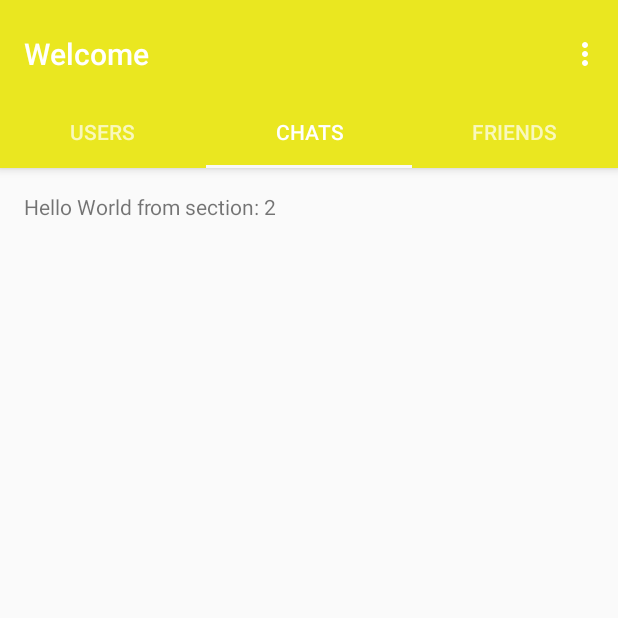
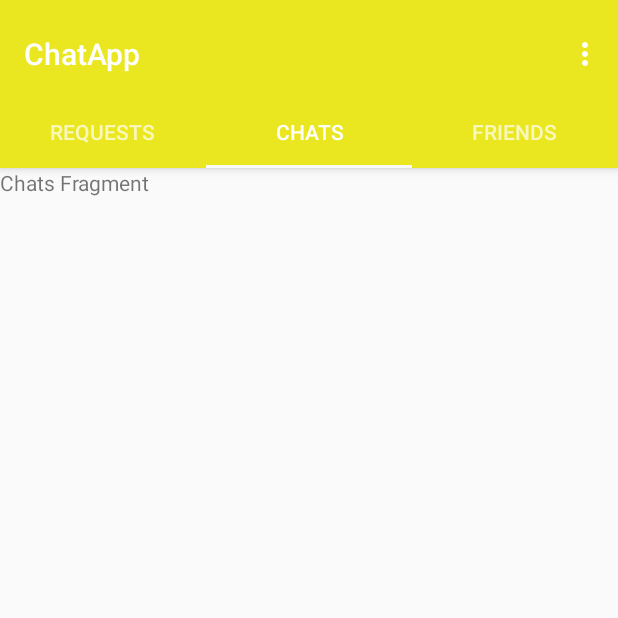
Before and after one commit to Jcarl11/JoeyChatApp, an Android app: the screen it shows after launch once a user with an empty profile is signed in (MainActivity), tab 2 chosen, on a phone screen of 412 x 824 dp, the top half of it. Run offline under Robolectric (Android 15) with nearby library versions, the phone set to English and light mode, and no system bars; our stand-ins replace Firebase (no records; nobody signed in at launch, a user with empty details on screens opened directly).

Commit message:
added 3 fragments

```diff
--- a/app/build.gradle
+++ b/app/build.gradle
@@ -24,6 +24,7 @@ dependencies {
     implementation 'com.android.support:design:26.1.0'
     implementation 'com.android.support.constraint:constraint-layout:1.1.2'
     implementation 'com.google.firebase:firebase-auth:11.0.4'
+    implementation 'com.android.support:support-v4:26.1.0'
     testImplementation 'junit:junit:4.12'
     compile 'com.android.support:support-annotations:27.1.1'
     androidTestImplementation 'com.android.support.test:runner:1.0.2'
@@ -31,4 +32,7 @@ dependencies {
 }
 
 
+
+
+
 apply plugin: 'com.google.gms.google-services'
--- /dev/null
+++ b/app/src/main/java/com/example/windows/joeychatapp/ChatsFragment.java
@@ -0,0 +1,29 @@
+package com.example.windows.joeychatapp;
+
+
+import android.os.Bundle;
+import android.support.v4.app.Fragment;
+import android.view.LayoutInflater;
+import android.view.View;
+import android.view.ViewGroup;
+
+
+/**
+ * A simple {@link Fragment} subclass.
+ */
+public class ChatsFragment extends Fragment {
+
+
+    public ChatsFragment() {
+        // Required empty public constructor
+    }
+
+
+    @Override
+    public View onCreateView(LayoutInflater inflater, ViewGroup container,
+                             Bundle savedInstanceState) {
+        // Inflate the layout for this fragment
+        return inflater.inflate(R.layout.fragment_chats, container, false);
+    }
+
+}
--- /dev/null
+++ b/app/src/main/java/com/example/windows/joeychatapp/FriendsFragment.java
@@ -0,0 +1,29 @@
+package com.example.windows.joeychatapp;
+
+
+import android.os.Bundle;
+import android.support.v4.app.Fragment;
+import android.view.LayoutInflater;
+import android.view.View;
+import android.view.ViewGroup;
+
+
+/**
+ * A simple {@link Fragment} subclass.
+ */
+public class FriendsFragment extends Fragment {
+
+
+    public FriendsFragment() {
+        // Required empty public constructor
+    }
+
+
+    @Override
+    public View onCreateView(LayoutInflater inflater, ViewGroup container,
+                             Bundle savedInstanceState) {
+        // Inflate the layout for this fragment
+        return inflater.inflate(R.layout.fragment_friends, container, false);
+    }
+
+}
--- a/app/src/main/java/com/example/windows/joeychatapp/MainActivity.java
+++ b/app/src/main/java/com/example/windows/joeychatapp/MainActivity.java
@@ -141,9 +141,20 @@ public class MainActivity extends AppCompatActivity {
 
         @Override
         public Fragment getItem(int position) {
-            // getItem is called to instantiate the fragment for the given page.
-            // Return a PlaceholderFragment (defined as a static inner class below).
-            return PlaceholderFragment.newInstance(position + 1);
+            switch(position)
+            {
+                case 0:
+                    RequestFragment requestFragment = new RequestFragment();
+                    return  requestFragment;
+                case 1:
+                    ChatsFragment chatsFragment = new ChatsFragment();
+                    return chatsFragment;
+                case 2:
+                    FriendsFragment friendsFragment = new FriendsFragment();
+                    return friendsFragment;
+                default:
+                    return  null;
+            }
         }
 
         @Override
--- /dev/null
+++ b/app/src/main/java/com/example/windows/joeychatapp/RequestFragment.java
@@ -0,0 +1,29 @@
+package com.example.windows.joeychatapp;
+
+
+import android.os.Bundle;
+import android.support.v4.app.Fragment;
+import android.view.LayoutInflater;
+import android.view.View;
+import android.view.ViewGroup;
+
+
+/**
+ * A simple {@link Fragment} subclass.
+ */
+public class RequestFragment extends Fragment {
+
+
+    public RequestFragment() {
+        // Required empty public constructor
+    }
+
+
+    @Override
+    public View onCreateView(LayoutInflater inflater, ViewGroup container,
+                             Bundle savedInstanceState) {
+        // Inflate the layout for this fragment
+        return inflater.inflate(R.layout.fragment_request, container, false);
+    }
+
+}
--- /dev/null
+++ b/app/src/main/res/layout/fragment_chats.xml
@@ -0,0 +1,13 @@
+<FrameLayout xmlns:android="http://schemas.android.com/apk/res/android"
+    xmlns:tools="http://schemas.android.com/tools"
+    android:layout_width="match_parent"
+    android:layout_height="match_parent"
+    tools:context="com.example.windows.joeychatapp.ChatsFragment">
+
+    <!-- TODO: Update blank fragment layout -->
+    <TextView
+        android:layout_width="match_parent"
+        android:layout_height="match_parent"
+        android:text="Chats Fragment" />
+
+</FrameLayout>
--- a/app/src/main/res/values/colors.xml
+++ b/app/src/main/res/values/colors.xml
@@ -1,7 +1,7 @@
 <?xml version="1.0" encoding="utf-8"?>
 <resources>
     <color name="colorPrimary">#eae720</color>
-    <color name="colorPrimaryDark">#eae720</color>
+    <color name="colorPrimaryDark">#dee0e2</color>
     <color name="colorAccent">#f9f9f7</color>
     <color name="buttonPositive">#195fd1</color>
     <color name="buttonNegative">#c12a32</color>
--- a/app/src/main/res/values/strings.xml
+++ b/app/src/main/res/values/strings.xml
@@ -1,8 +1,14 @@
 <resources>
-    <string name="app_name">Welcome</string>
-    <string name="tab_text_1">Users</string>
+    <string name="app_name">ChatApp</string>
+    <string name="tab_text_1">Requests</string>
     <string name="tab_text_2">Chats</string>
     <string name="tab_text_3">Friends</string>
     <string name="section_format">Hello World from section: %1$d</string>
     <string name="label_logout">Logout</string>
+
+    <!-- TODO: Remove or change this placeholder text -->
+    <string name="hello_blank_fragment">Hello blank fragment</string>
+    <string name="label_login">LOGIN</string>
+    <string name="label_or">OR</string>
+    <string name="label_createanccount">CREATE AN ACCOUNT</string>
 </resources>
```
Also changed, not shown: app/src/main/res/layout/activity_starting.xml (+4 -5 lines), app/src/main/res/layout/fragment_friends.xml (added, +13 -0 lines), app/src/main/res/layout/fragment_request.xml (added, +13 -0 lines), app/src/main/res/drawable/logosThumbnail.png (deleted).
